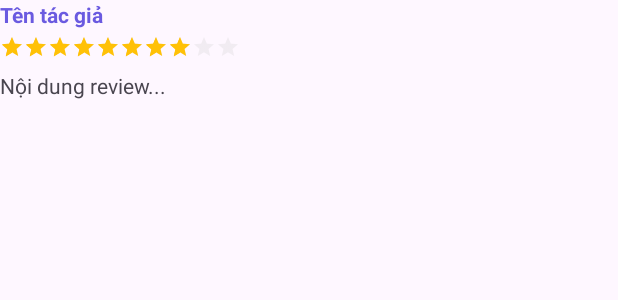
After one commit to 0353266118/MovieAppV2, an Android app: the layout item_review.xml on its own in the app's theme, with its tools: preview values and no code run, on a phone screen of 412 x 824 dp. The commit adds this screen. Shown: the top 300 px of the screen. Run offline under Robolectric (Android 15) with nearby library versions, the phone set to English and light mode, and no system bars.

Commit message:
Cập nhật code mới

```diff
--- /dev/null
+++ b/app/src/main/res/layout/item_review.xml
@@ -0,0 +1,40 @@
+<?xml version="1.0" encoding="utf-8"?>
+<LinearLayout xmlns:android="http://schemas.android.com/apk/res/android"
+    xmlns:tools="http://schemas.android.com/tools"
+    android:layout_width="match_parent"
+    android:layout_height="wrap_content"
+    android:orientation="vertical"
+    android:paddingBottom="16dp">
+
+    <TextView
+        android:id="@+id/tv_review_author"
+        android:layout_width="wrap_content"
+        android:layout_height="wrap_content"
+        android:textColor="@color/movi_buttonColor"
+        android:textStyle="bold"
+        tools:text="Tên tác giả" />
+
+
+    <RatingBar
+        android:id="@+id/rb_review_rating"
+        style="?android:attr/ratingBarStyleSmall"
+        android:layout_width="wrap_content"
+        android:layout_height="wrap_content"
+        android:layout_marginTop="4dp"
+        android:numStars="10"
+        android.stepSize="0.5"
+        android:isIndicator="true"
+        android:progressTint="#FFC107"
+        android:progressBackgroundTint="#CCCCCC"
+        android:secondaryProgressTint="#FFC107"
+        tools:rating="8" />
+
+    <TextView
+        android:id="@+id/tv_review_content"
+        android:layout_width="match_parent"
+        android:layout_height="wrap_content"
+        android:layout_marginTop="8dp"
+        android:maxLines="4"
+        android:ellipsize="end"
+        tools:text="Nội dung review..." />
+</LinearLayout>
```
Also changed, not shown: app/src/main/java/com/example/movieappv2/data/api/ApiService.kt (+8 -0 lines), app/src/main/java/com/example/movieappv2/data/model/AuthorDetails.kt (added, +7 -0 lines), app/src/main/java/com/example/movieappv2/data/model/Review.kt (added, +10 -0 lines), app/src/main/java/com/example/movieappv2/data/model/ReviewResponse.kt (added, +7 -0 lines), app/src/main/java/com/example/movieappv2/data/repository/MovieRepository.kt (+13 -0 lines), app/src/main/java/com/example/movieappv2/ui/adapters/ReviewAdapter.kt (added, +47 -0 lines), app/src/main/java/com/example/movieappv2/ui/detail/DetailActivity.kt (+44 -29 lines), app/src/main/java/com/example/movieappv2/ui/detail/DetailViewModel.kt (+9 -0 lines), app/src/main/res/layout/activity_detail.xml (+33 -5 lines).
